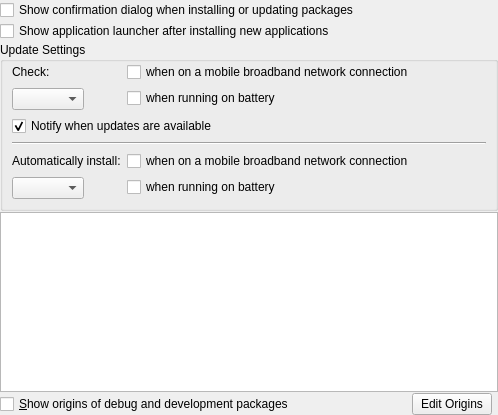
This is ApperKCM/Settings/Settings.ui in KDE/apper as Qt 5 draws it before an edit. The edited form follows.
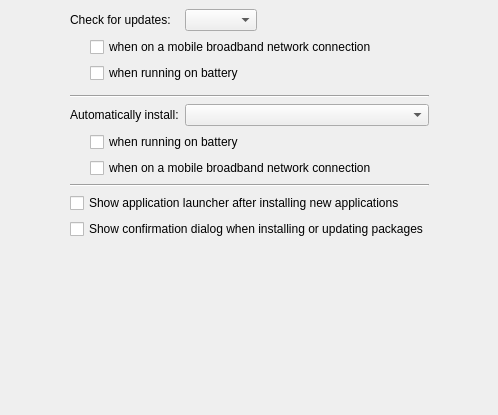
This is the edited form. Custom widgets are drawn as their Qt base class.

Commit message: Improved Settings Ui to be simpler, apperd has some fixes, and Updater now show download Size(tho not when upened in updates mode)

Diff of the .ui file:
```diff
--- a/ApperKCM/Settings/Settings.ui
+++ b/ApperKCM/Settings/Settings.ui
@@ -13,41 +13,82 @@
   <property name="windowTitle">
    <string>Settings</string>
   </property>
-  <layout class="QGridLayout" name="gridLayout_3">
+  <layout class="QGridLayout" name="gridLayout_2">
    <property name="verticalSpacing">
     <number>1</number>
    </property>
    <property name="margin">
     <number>0</number>
    </property>
-   <item row="2" column="0" colspan="4">
-    <widget class="QGroupBox" name="groupBox">
+   <item row="0" column="0">
+    <widget class="QStackedWidget" name="stackedWidget">
+     <property name="currentIndex">
+      <number>0</number>
+     </property>
+     <widget class="QWidget" name="page">
+      <layout class="QGridLayout" name="gridLayout_3">
+       <item row="0" column="0" rowspan="2">
+        <spacer name="horizontalSpacer_2">
+         <property name="orientation">
+          <enum>Qt::Horizontal</enum>
+         </property>
+         <property name="sizeHint" stdset="0">
+          <size>
+           <width>40</width>
+           <height>20</height>
+          </size>
+         </property>
+        </spacer>
+       </item>
+       <item row="0" column="1" rowspan="2">
+        <layout class="QFormLayout" name="formLayout_2">
+         <item row="1" column="1">
+          <widget class="KComboBox" name="intervalCB">
      <property name="sizePolicy">
-      <sizepolicy hsizetype="Preferred" vsizetype="Fixed">
+            <sizepolicy hsizetype="Fixed" vsizetype="Fixed">
        <horstretch>0</horstretch>
        <verstretch>0</verstretch>
       </sizepolicy>
      </property>
-     <property name="title">
-      <string>Update Settings</string>
-     </property>
-     <layout class="QFormLayout" name="formLayout">
-      <property name="fieldGrowthPolicy">
-       <enum>QFormLayout::ExpandingFieldsGrow</enum>
-      </property>
-      <property name="topMargin">
-       <number>0</number>
-      </property>
-      <item row="0" column="0">
+           <property name="currentIndex">
+            <number>-1</number>
+           </property>
+          </widget>
+         </item>
+         <item row="1" column="0">
        <widget class="QLabel" name="intervalL">
+           <property name="sizePolicy">
+            <sizepolicy hsizetype="Fixed" vsizetype="Preferred">
+             <horstretch>0</horstretch>
+             <verstretch>0</verstretch>
+            </sizepolicy>
+           </property>
         <property name="text">
-         <string>Check:</string>
+            <string>Check for updates:</string>
         </property>
         <property name="buddy">
          <cstring>intervalCB</cstring>
         </property>
        </widget>
       </item>
+         <item row="2" column="0" colspan="2">
+          <layout class="QGridLayout" name="gridLayout_4">
+           <item row="0" column="0" rowspan="3">
+            <spacer name="horizontalSpacer_3">
+             <property name="orientation">
+              <enum>Qt::Horizontal</enum>
+             </property>
+             <property name="sizeType">
+              <enum>QSizePolicy::Fixed</enum>
+             </property>
+             <property name="sizeHint" stdset="0">
+              <size>
+               <width>20</width>
+               <height>20</height>
+              </size>
+             </property>
+            </spacer>
+           </item>
       <item row="0" column="1">
        <widget class="QCheckBox" name="checkUpdatesMobileCB">
         <property name="text">
@@ -55,19 +96,14 @@
         </property>
        </widget>
       </item>
-      <item row="1" column="0">
-       <widget class="KComboBox" name="intervalCB">
-        <property name="currentIndex">
-         <number>-1</number>
+           <item row="1" column="1">
+            <widget class="QCheckBox" name="checkUpdatesBatteryCB">
+             <property name="text">
+              <string>when running on battery</string>
         </property>
        </widget>
       </item>
-      <item row="3" column="0" colspan="2">
-       <widget class="Line" name="line">
-        <property name="orientation">
-         <enum>Qt::Horizontal</enum>
-        </property>
-       </widget>
+          </layout>
       </item>
       <item row="4" column="0">
        <widget class="QLabel" name="autoInsL">
@@ -83,53 +119,94 @@
        </widget>
       </item>
       <item row="4" column="1">
-       <widget class="QCheckBox" name="installUpdatesMobileCB">
-        <property name="text">
-         <string>when on a mobile broadband network connection</string>
-        </property>
-       </widget>
-      </item>
-      <item row="5" column="0">
        <widget class="KComboBox" name="autoCB">
         <property name="enabled">
          <bool>true</bool>
         </property>
        </widget>
       </item>
-      <item row="2" column="0" colspan="2">
-       <widget class="QCheckBox" name="notifyUpdatesCB">
-        <property name="enabled">
-         <bool>true</bool>
-        </property>
-        <property name="text">
-         <string>Notify when updates are available</string>
-        </property>
-        <property name="checked">
-         <bool>true</bool>
-        </property>
-        <property name="tristate">
-         <bool>false</bool>
-        </property>
-       </widget>
-      </item>
-      <item row="1" column="1">
-       <widget class="QCheckBox" name="checkUpdatesBatteryCB">
-        <property name="text">
-         <string>when running on battery</string>
+         <item row="3" column="0" colspan="2">
+          <widget class="Line" name="line">
+           <property name="orientation">
+            <enum>Qt::Horizontal</enum>
+           </property>
+          </widget>
+         </item>
+         <item row="6" column="0" colspan="2">
+          <widget class="Line" name="line_2">
+           <property name="orientation">
+            <enum>Qt::Horizontal</enum>
         </property>
        </widget>
       </item>
-      <item row="5" column="1">
+         <item row="5" column="0" colspan="2">
+          <layout class="QGridLayout" name="gridLayout_5">
+           <item row="0" column="0" rowspan="2">
+            <spacer name="horizontalSpacer_4">
+             <property name="orientation">
+              <enum>Qt::Horizontal</enum>
+             </property>
+             <property name="sizeType">
+              <enum>QSizePolicy::Fixed</enum>
+             </property>
+             <property name="sizeHint" stdset="0">
+              <size>
+               <width>20</width>
+               <height>20</height>
+              </size>
+             </property>
+            </spacer>
+           </item>
+           <item row="0" column="1">
        <widget class="QCheckBox" name="installUpdatesBatteryCB">
         <property name="text">
          <string>when running on battery</string>
         </property>
        </widget>
       </item>
-     </layout>
-    </widget>
-   </item>
-   <item row="3" column="0" colspan="4">
+           <item row="1" column="1">
+            <widget class="QCheckBox" name="installUpdatesMobileCB">
+             <property name="text">
+              <string>when on a mobile broadband network connection</string>
+             </property>
+            </widget>
+           </item>
+          </layout>
+         </item>
+         <item row="7" column="0" colspan="2">
+          <widget class="QCheckBox" name="appLauncherCB">
+           <property name="text">
+            <string>Show application launcher after installing new applications</string>
+           </property>
+          </widget>
+         </item>
+         <item row="8" column="0" colspan="2">
+          <widget class="QCheckBox" name="autoConfirmCB">
+           <property name="text">
+            <string>Show confirmation dialog when installing or updating packages</string>
+           </property>
+          </widget>
+         </item>
+        </layout>
+       </item>
+       <item row="0" column="2" rowspan="2">
+        <spacer name="horizontalSpacer_5">
+         <property name="orientation">
+          <enum>Qt::Horizontal</enum>
+         </property>
+         <property name="sizeHint" stdset="0">
+          <size>
+           <width>40</width>
+           <height>20</height>
+          </size>
+         </property>
+        </spacer>
+       </item>
+      </layout>
+     </widget>
+     <widget class="QWidget" name="page_2">
+      <layout class="QGridLayout" name="gridLayout">
+       <item row="0" column="0" colspan="3">
     <widget class="QTreeView" name="originTV">
      <property name="editTriggers">
       <set>QAbstractItemView::NoEditTriggers</set>
@@ -151,45 +228,35 @@
      </property>
     </widget>
    </item>
-   <item row="4" column="0">
+       <item row="1" column="0">
     <widget class="QCheckBox" name="showOriginsCB">
      <property name="text">
       <string>&amp;Show origins of debug and development packages</string>
      </property>
     </widget>
    </item>
-   <item row="4" column="2">
+       <item row="1" column="1">
+        <spacer name="horizontalSpacer">
+         <property name="orientation">
+          <enum>Qt::Horizontal</enum>
+         </property>
+         <property name="sizeHint" stdset="0">
+          <size>
+           <width>40</width>
+           <height>20</height>
+          </size>
+         </property>
+        </spacer>
+       </item>
+       <item row="1" column="2">
     <widget class="QPushButton" name="editOriginsPB">
      <property name="text">
       <string>Edit Origins</string>
      </property>
     </widget>
    </item>
-   <item row="4" column="1">
-    <spacer name="horizontalSpacer">
-     <property name="orientation">
-      <enum>Qt::Horizontal</enum>
-     </property>
-     <property name="sizeHint" stdset="0">
-      <size>
-       <width>40</width>
-       <height>20</height>
-      </size>
-     </property>
-    </spacer>
-   </item>
-   <item row="0" column="0">
-    <widget class="QCheckBox" name="autoConfirmCB">
-     <property name="text">
-      <string>Show confirmation dialog when installing or updating packages</string>
-     </property>
-    </widget>
-   </item>
-   <item row="1" column="0">
-    <widget class="QCheckBox" name="appLauncherCB">
-     <property name="text">
-      <string>Show application launcher after installing new applications</string>
-     </property>
+      </layout>
+     </widget>
     </widget>
    </item>
   </layout>
```
Lines whose indentation alone changed are shown as unchanged. The commit also changes 10 other files.
